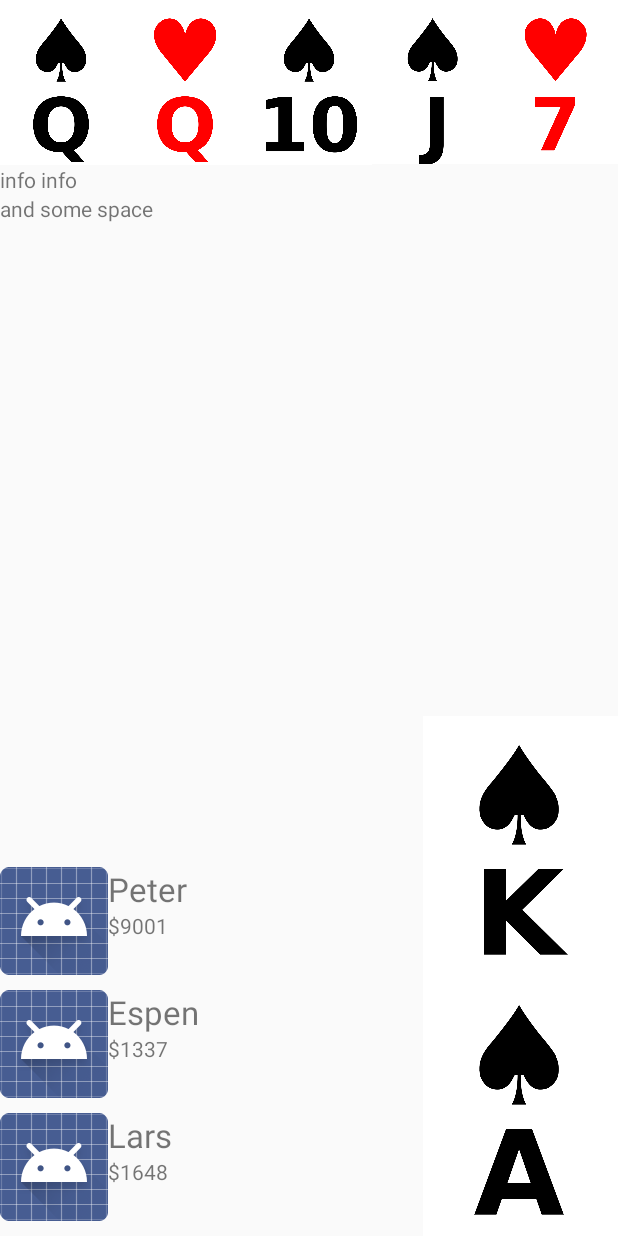
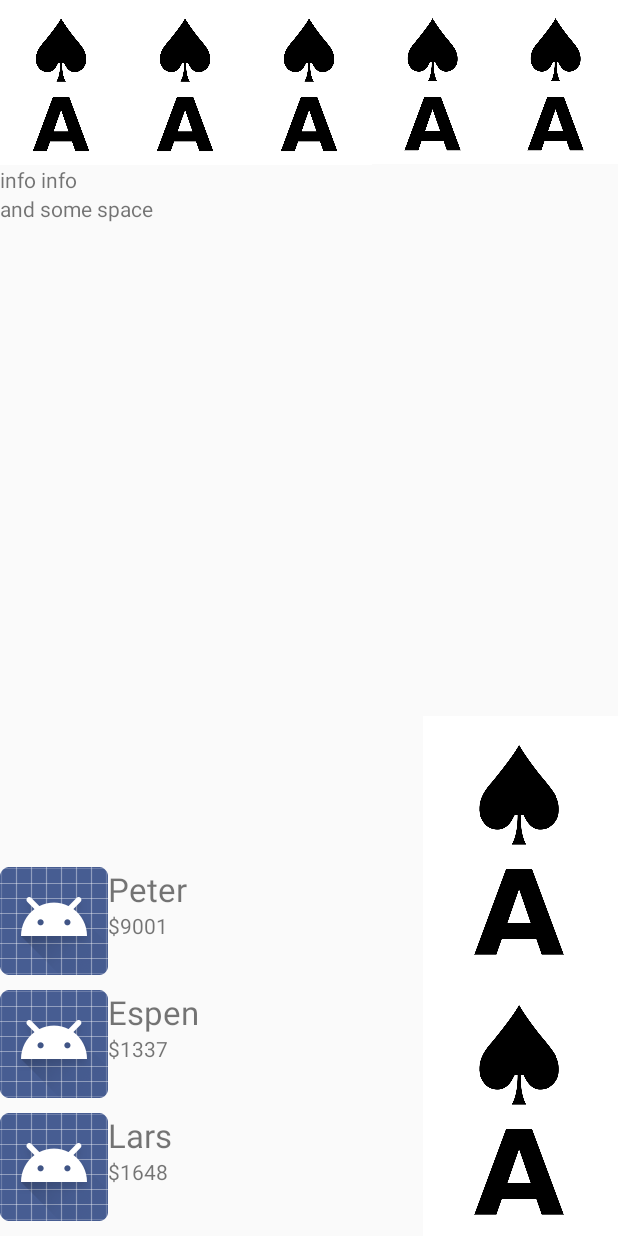
Before and after one commit to mephest0/Cards, an Android app: the layout poker_table.xml on its own in the app's theme, with its tools: preview values and no code run, on a phone screen of 412 x 824 dp. Run offline under Robolectric (Android 15) with nearby library versions, the phone set to English and light mode, and no system bars.

Commit message:
Defined properties for images (of cards) in a separate file.

```diff
--- a/app/src/main/res/layout/poker_table.xml
+++ b/app/src/main/res/layout/poker_table.xml
@@ -10,42 +10,27 @@
         android:layout_height="wrap_content">
 
         <ImageView
-            android:layout_width="match_parent"
-            android:layout_height="wrap_content"
-            android:src="@drawable/sq"
-            android:adjustViewBounds="true"
-            android:layout_weight="1" />
+            style="@style/table_card"
+            android:id="@+id/table_card_1" />
 
         <ImageView
-            android:layout_width="match_parent"
-            android:layout_height="wrap_content"
-            android:src="@drawable/hq"
-            android:adjustViewBounds="true"
-            android:layout_weight="1" />
+            style="@style/table_card"
+            android:id="@+id/table_card_2" />
 
         <ImageView
-            android:layout_width="match_parent"
-            android:layout_height="wrap_content"
-            android:src="@drawable/s10"
-            android:adjustViewBounds="true"
-            android:layout_weight="1" />
+            style="@style/table_card"
+            android:id="@+id/table_card_3" />
 
         <ImageView
-            android:layout_width="match_parent"
-            android:layout_height="wrap_content"
-            android:src="@drawable/sj"
-            android:adjustViewBounds="true"
-            android:layout_weight="1" />
+            style="@style/table_card"
+            android:id="@+id/table_card_4" />
 
         <ImageView
-            android:layout_width="match_parent"
-            android:layout_height="wrap_content"
-            android:src="@drawable/h7"
-            android:adjustViewBounds="true"
-            android:layout_weight="1" />
+            style="@style/table_card"
+            android:id="@+id/table_card_5" />
     </LinearLayout>
 
-    <!-- players and hand -->
+    <!-- info and space -->
     <LinearLayout
         android:orientation="vertical"
         android:layout_width="match_parent"
@@ -62,6 +47,7 @@
             android:layout_height="wrap_content" />
     </LinearLayout>
 
+    <!-- players and hand -->
     <LinearLayout
         android:orientation="horizontal"
         android:layout_width="match_parent"
@@ -174,20 +160,12 @@
             android:layout_height="match_parent">
 
             <ImageView
-                android:layout_width="wrap_content"
-                android:layout_height="wrap_content"
-                android:maxWidth="130dp"
-                android:src="@drawable/sk"
-                android:adjustViewBounds="true"
-                android:layout_gravity="center" />
+                style="@style/hand_card"
+                android:id="@+id/hand_card_1" />
 
             <ImageView
-                android:layout_width="wrap_content"
-                android:layout_height="wrap_content"
-                android:maxWidth="130dp"
-                android:src="@drawable/sa"
-                android:adjustViewBounds="true"
-                android:layout_gravity="center" />
+                style="@style/hand_card"
+                android:id="@+id/hand_card_2" />
 
         </LinearLayout>
 
--- a/app/src/main/res/values/styles.xml
+++ b/app/src/main/res/values/styles.xml
@@ -1,8 +1,25 @@
-<resources>
+<resources xmlns:name="http://schemas.android.com/tools">
 
     <!-- Base application theme. -->
     <style name="AppTheme" parent="Theme.AppCompat.Light.DarkActionBar">
         <!-- Customize your theme here. -->
     </style>
 
+    <style name="table_card">
+        <item name="android:layout_width">match_parent</item>
+        <item name="android:layout_height">wrap_content</item>
+        <item name="android:src">@drawable/sa</item>
+        <item name="android:adjustViewBounds">true</item>
+        <item name="android:layout_weight">1</item>
+    </style>
+
+    <style name="hand_card">
+        <item name="android:layout_width">wrap_content</item>
+        <item name="android:layout_height">wrap_content</item>
+        <item name="android:maxWidth">130dp</item>
+        <item name="android:src">@drawable/sa</item>
+        <item name="android:adjustViewBounds">true</item>
+        <item name="android:layout_gravity">center</item>
+    </style>
+
 </resources>
```
